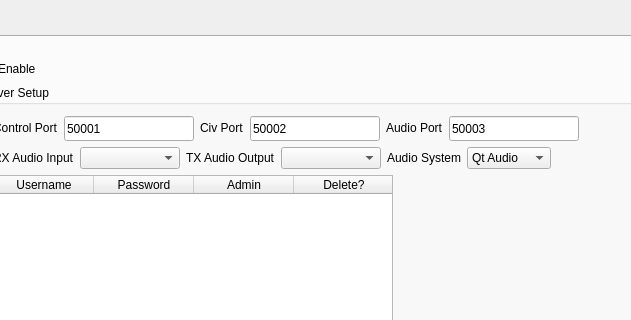
First picture: the form in wfmain.ui, repository adecarolis/wfweb, before the edit; both pictures show x 212 to 843 and y 0 to 320 of the 1042 by 660 pixel window.
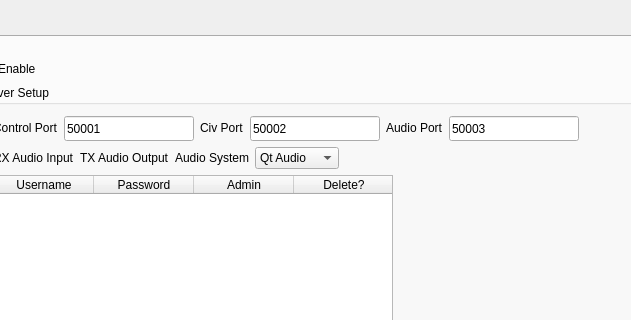
Second picture: the form after the edit. The open tabs and pages were chosen to show the change. Custom widgets are drawn as their Qt base class.

Commit message: Server Config madness. Not done yet.

Diff of the .ui file:
```diff
--- a/wfmain.ui
+++ b/wfmain.ui
@@ -3342,22 +3342,6 @@
                        </property>
                       </widget>
                      </item>
-                     <item>
-                      <widget class="QComboBox" name="serverRXAudioInputCombo">
-                       <property name="minimumSize">
-                        <size>
-                         <width>100</width>
-                         <height>0</height>
-                        </size>
-                       </property>
-                       <property name="maximumSize">
-                        <size>
-                         <width>100</width>
-                         <height>16777215</height>
-                        </size>
-                       </property>
-                      </widget>
-                     </item>
                      <item>
                       <widget class="QLabel" name="label_34">
                        <property name="text">
@@ -3365,22 +3349,6 @@
                        </property>
                       </widget>
                      </item>
-                     <item>
-                      <widget class="QComboBox" name="serverTXAudioOutputCombo">
-                       <property name="minimumSize">
-                        <size>
-                         <width>100</width>
-                         <height>0</height>
-                        </size>
-                       </property>
-                       <property name="maximumSize">
-                        <size>
-                         <width>100</width>
-                         <height>16777215</height>
-                        </size>
-                       </property>
-                      </widget>
-                     </item>
                      <item>
                       <widget class="QLabel" name="label_44">
                        <property name="text">
```
Left out of the diff: 32 changed lines with no effect on the pictures. The commit also changes 6 other files.
